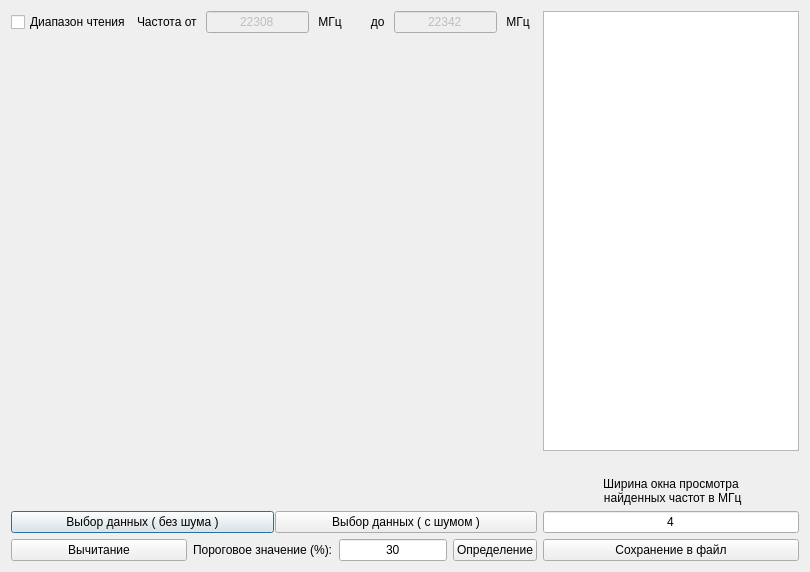
This is gui.ui in SkorEgor/scientific_work_in_python as Qt 5 draws it before an edit. The edited form follows.
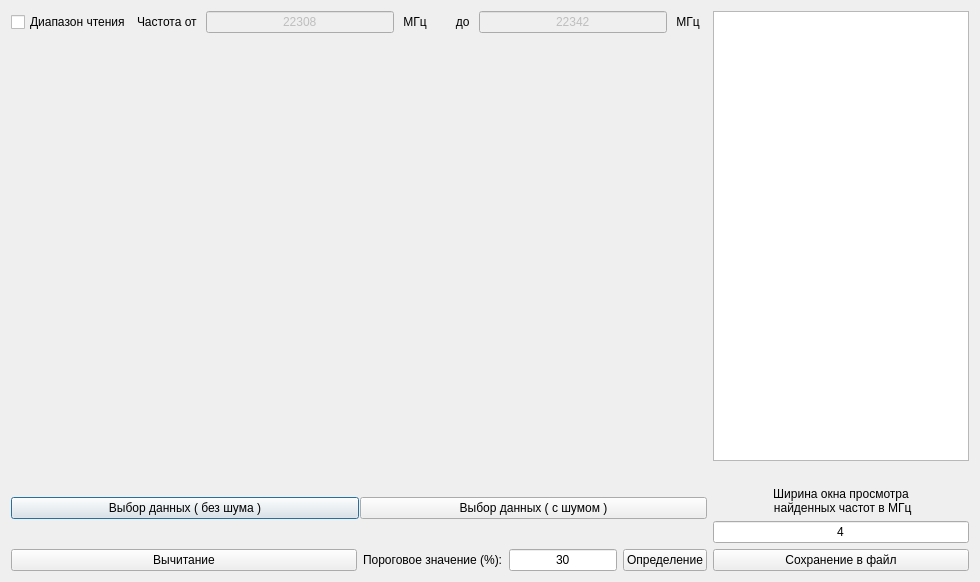
This is the edited form. Icons and pictures are not drawn.

Commit message: fixed_zoom_and_captions

```diff
--- a/gui.ui
+++ b/gui.ui
@@ -9,10 +9,16 @@
    <rect>
     <x>0</x>
     <y>0</y>
-    <width>810</width>
-    <height>572</height>
+    <width>980</width>
+    <height>582</height>
    </rect>
   </property>
+  <property name="minimumSize">
+   <size>
+    <width>980</width>
+    <height>580</height>
+   </size>
+  </property>
   <property name="windowTitle">
    <string>Детектирование сигнала - метод Порогового значения</string>
   </property>
@@ -29,7 +35,7 @@
      <item>
       <layout class="QHBoxLayout" name="horizontalLayout_7" stretch="2,0">
        <item>
-        <layout class="QVBoxLayout" name="verticalLayout_4" stretch="0,1,0,0">
+        <layout class="QVBoxLayout" name="verticalLayout_4" stretch="0,1,0,0,0">
          <item>
           <layout class="QHBoxLayout" name="horizontalLayout_3">
            <item>
@@ -137,6 +143,11 @@
            </item>
           </layout>
          </item>
+         <item>
+          <widget class="QWidget" name="plotWindow_error_and_threshold" native="true">
+           <layout class="QVBoxLayout" name="plotLayout2"/>
+          </widget>
+         </item>
          <item>
           <layout class="QHBoxLayout" name="horizontalLayout_2" stretch="2,0,0,0">
            <item>
```
Left out of the diff: 2 changed lines with no effect on the pictures. The commit also changes 2 other files.
